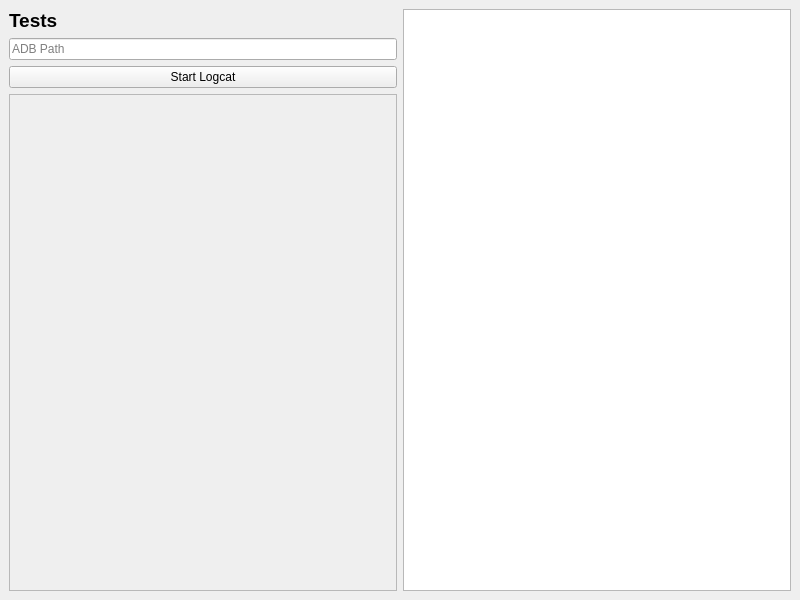
Qt form mainwindow.ui (aleksrutins/DiagonalUI) before a commit.
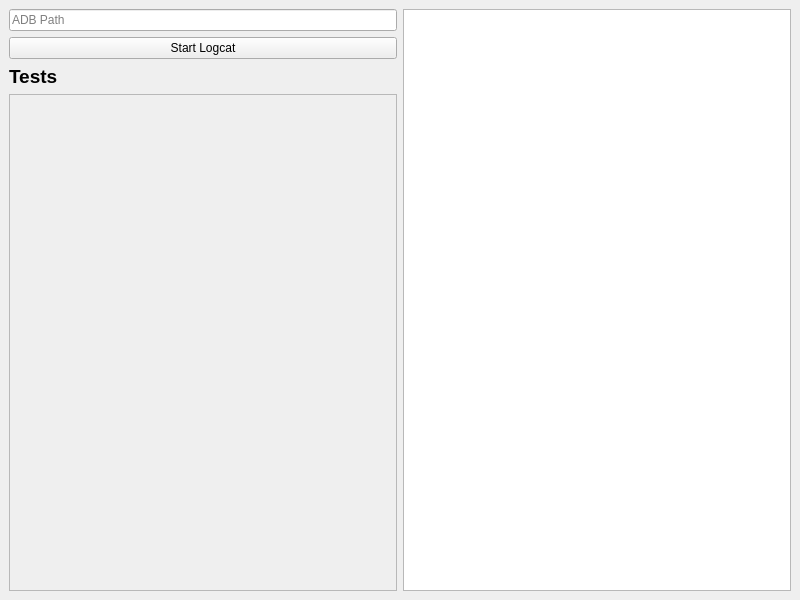
The same form after that commit.

Commit message: Use Courier for cross-platform monospace, reorganize UI a bit

```diff
--- a/mainwindow.ui
+++ b/mainwindow.ui
@@ -20,20 +20,6 @@
       <property name="sizeConstraint">
        <enum>QLayout::SetDefaultConstraint</enum>
       </property>
-      <item>
-       <widget class="QLabel" name="label">
-        <property name="font">
-         <font>
-          <pointsize>14</pointsize>
-          <weight>75</weight>
-          <bold>true</bold>
-         </font>
-        </property>
-        <property name="text">
-         <string>Tests</string>
-        </property>
-       </widget>
-      </item>
       <item>
        <widget class="QLineEdit" name="adbPath">
         <property name="placeholderText">
@@ -51,6 +37,19 @@
         </property>
        </widget>
       </item>
+      <item>
+       <widget class="QLabel" name="label">
+        <property name="font">
+         <font>
+          <pointsize>14</pointsize>
+          <bold>true</bold>
+         </font>
+        </property>
+        <property name="text">
+         <string>Tests</string>
+        </property>
+       </widget>
+      </item>
       <item>
        <widget class="QScrollArea" name="testList_scroll">
         <property name="widgetResizable">
```
Left out of the diff: 4 changed lines with no effect on the pictures.
